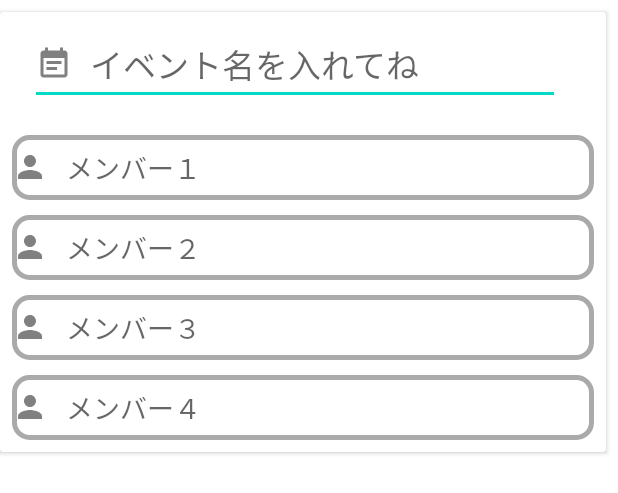
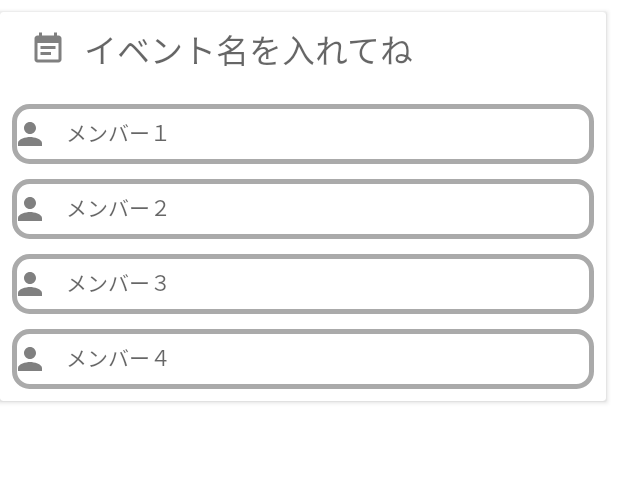
Before and after one commit to Bryanwangzb/Kozirase, an Android app: the layout event_item.xml on its own in the app's theme, with its tools: preview values and no code run, on a phone screen of 412 x 824 dp. Shown: the top 493 px of the screen. Run offline under Robolectric (Android 15) with nearby library versions, the phone set to English and light mode, and no system bars; Roboto replaces fonts that are not available here.

Commit message:
update add event activity.

```diff
--- a/app/src/main/AndroidManifest.xml
+++ b/app/src/main/AndroidManifest.xml
@@ -11,8 +11,10 @@
         android:roundIcon="@mipmap/ic_launcher_round"
         android:supportsRtl="true"
         android:theme="@style/Theme.Kozirase">
-        <activity android:name=".AddEventActivity"></activity>
-        <activity android:name=".HeartRateProcessActivity" />
+        <activity android:name=".AddEventActivity"
+            android:parentActivityName=".HeartRateProcessActivity"/>
+        <activity android:name=".HeartRateProcessActivity"
+            android:launchMode="singleTop"/>
         <activity android:name=".HomeActivity" />
         <activity android:name=".activity_login" />
         <activity android:name=".ApiConnectionActivity" />
--- a/app/src/main/java/com/kozirase/app/EventDatabase.java
+++ b/app/src/main/java/com/kozirase/app/EventDatabase.java
@@ -44,7 +44,7 @@ public abstract class EventDatabase extends RoomDatabase {
 
         @Override
         protected Void doInBackground(Void... voids) {
-            eventDao.insert(new Event("Title Test", ""));
+            eventDao.insert(new Event("Title Test4", ""));
             eventDao.insert(new Event("Title Test2", ""));
             eventDao.insert(new Event("Title Test3", ""));
             return null;
--- a/app/src/main/res/layout/activity_heart_rate_process.xml
+++ b/app/src/main/res/layout/activity_heart_rate_process.xml
@@ -32,7 +32,7 @@
 
 
     <Button
-        android:id="@+id/btn_register_event"
+        android:id="@+id/btn_add_event"
         android:layout_width="wrap_content"
         android:layout_height="50dp"
         android:layout_marginEnd="1dp"
--- a/app/src/main/res/layout/event_item.xml
+++ b/app/src/main/res/layout/event_item.xml
@@ -10,7 +10,7 @@
         android:layout_height="wrap_content"
         android:padding="8dp">
 
-        <EditText
+        <TextView
             android:id="@+id/text_view_event"
             android:layout_width="353dp"
             android:layout_height="wrap_content"
@@ -24,7 +24,7 @@
             android:maxLines="1"
             android:textAppearance="@style/TextAppearance.AppCompat.Large" />
 
-        <EditText
+        <TextView
             android:id="@+id/text_view_member1"
             android:layout_width="match_parent"
             android:layout_height="wrap_content"
@@ -41,7 +41,7 @@
             android:maxLines="1"
             android:layout_marginTop="20dp"/>
 
-        <EditText
+        <TextView
             android:id="@+id/text_view_member2"
             android:layout_width="match_parent"
             android:layout_height="wrap_content"
@@ -58,7 +58,7 @@
             android:maxLines="1"
             android:layout_marginTop="10dp"/>
 
-        <EditText
+        <TextView
             android:id="@+id/text_view_member3"
             android:layout_width="match_parent"
             android:layout_height="wrap_content"
@@ -75,7 +75,7 @@
             android:maxLines="1"
             android:layout_marginTop="10dp"/>
 
-        <EditText
+        <TextView
             android:id="@+id/text_view_member4"
             android:layout_width="match_parent"
             android:layout_height="wrap_content"
```
Also changed, not shown: app/src/main/java/com/kozirase/app/AddEventActivity.java (+61 -0 lines), app/src/main/java/com/kozirase/app/HeartRateProcessActivity.java (+40 -10 lines).
